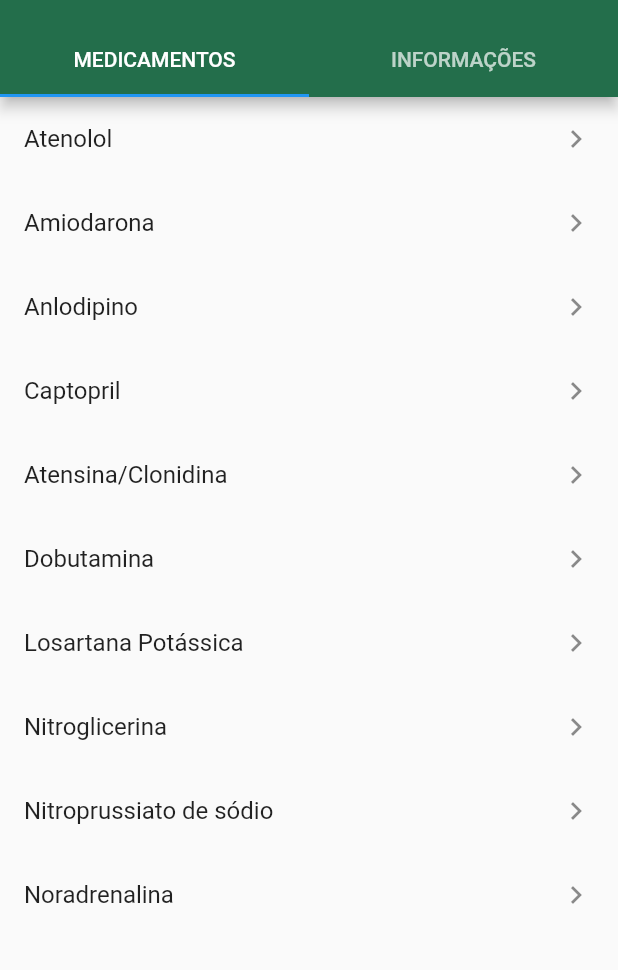
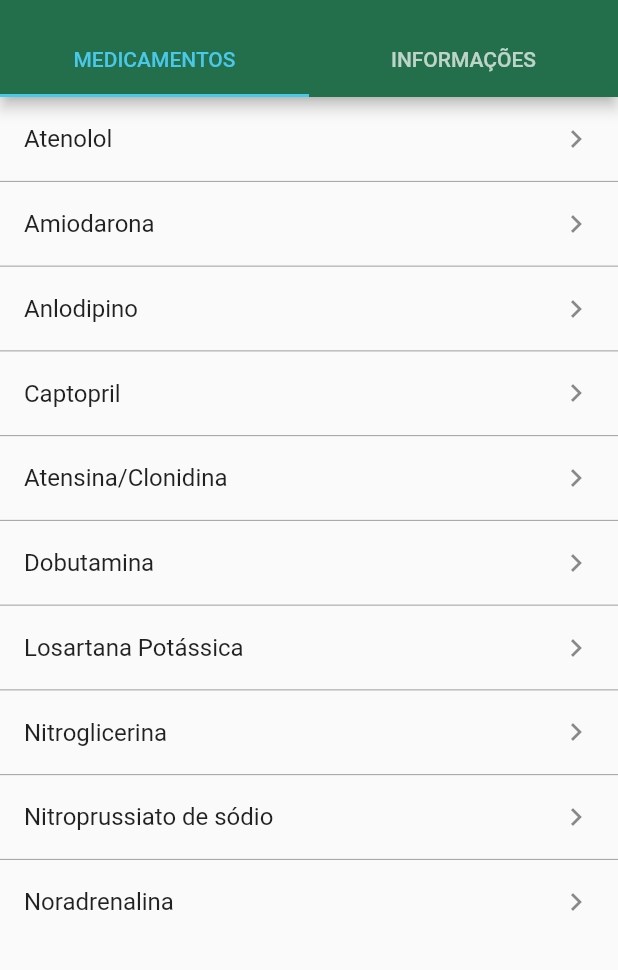
Before and after one commit to karinaplemos/cardio_help, a Flutter app: the screen it shows after launch, on a phone screen of 412 x 824 dp, the part 59-1029 px from its top. Run offline on Flutter 3.47's test engine with Material 2 defaults, Android fonts, the phone set to English and light mode, and no system bars; our stand-ins replace font_awesome_flutter.

Commit message:
Atualização da Home Page
Mudança de cor quando aba for selecionada e a inserção de um separador de itens da lista

```diff
--- a/cardio_help/lib/pages/HomePage/HomePage.dart
+++ b/cardio_help/lib/pages/HomePage/HomePage.dart
@@ -36,6 +36,9 @@ class _HomePageState extends State<HomePage> {
           backgroundColor: theme.backgroundColor,
           title: Text('Cardio Help'),
           bottom: TabBar(
+            labelColor: theme.selectedColor,
+            unselectedLabelColor: Colors.white70,
+            indicatorColor: theme.selectedColor,
             tabs: [
               Tab(text: 'MEDICAMENTOS'),
               Tab(text: 'INFORMAÇÕES'),
--- a/cardio_help/lib/pages/HomePage/Tabs/DrugListTab.dart
+++ b/cardio_help/lib/pages/HomePage/Tabs/DrugListTab.dart
@@ -14,7 +14,7 @@ class _DrugListTabState extends State<DrugListTab>{
   @override
   Widget build(BuildContext context) {
     return (widget.drugs != null)? // Enquanto a lista de drug for diferente de nulo
-            ListView.builder( //Gerador de itens da lista
+            ListView.separated( //Gerador de itens da lista
               itemBuilder: (context, index) => ListTile(
                 title: Text(widget.drugs[index]["name"]),
                 trailing: Icon(Icons.keyboard_arrow_right),
@@ -29,6 +29,10 @@ class _DrugListTabState extends State<DrugListTab>{
                   );
                 },
               ),
+              separatorBuilder: (context, index) => Divider(
+                color: Colors.grey,
+                height: 0.5,
+              ),
               itemCount: widget.drugs.length,
             ): Center(
               child: CircularProgressIndicator(),
```
